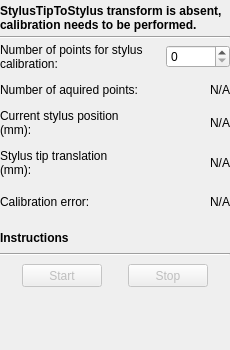
Qt form PlusApp/fCal/Toolboxes/StylusCalibrationToolbox.ui (PlusToolkit/PlusApp) before a commit.
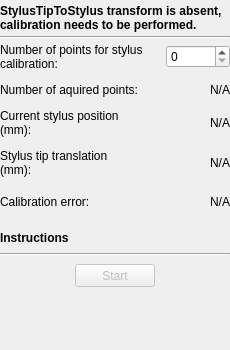
The same form after that commit.

Commit message: re #886 pivot calibration only one start-stop button, as other toolboxes

What changed in the file:
```diff
--- a/PlusApp/fCal/Toolboxes/StylusCalibrationToolbox.ui
+++ b/PlusApp/fCal/Toolboxes/StylusCalibrationToolbox.ui
@@ -430,34 +430,6 @@
        </property>
       </widget>
      </item>
-     <item>
-      <widget class="QPushButton" name="pushButton_Stop">
-       <property name="enabled">
-        <bool>false</bool>
-       </property>
-       <property name="sizePolicy">
-        <sizepolicy hsizetype="Fixed" vsizetype="Fixed">
-         <horstretch>0</horstretch>
-         <verstretch>0</verstretch>
-        </sizepolicy>
-       </property>
-       <property name="minimumSize">
-        <size>
-         <width>80</width>
-         <height>23</height>
-        </size>
-       </property>
-       <property name="maximumSize">
-        <size>
-         <width>80</width>
-         <height>23</height>
-        </size>
-       </property>
-       <property name="text">
-        <string>Stop</string>
-       </property>
-      </widget>
-     </item>
     </layout>
    </item>
    <item>
```
Left out of the diff: 2 changed lines with no effect on the pictures. The commit also changes 1 other file.
